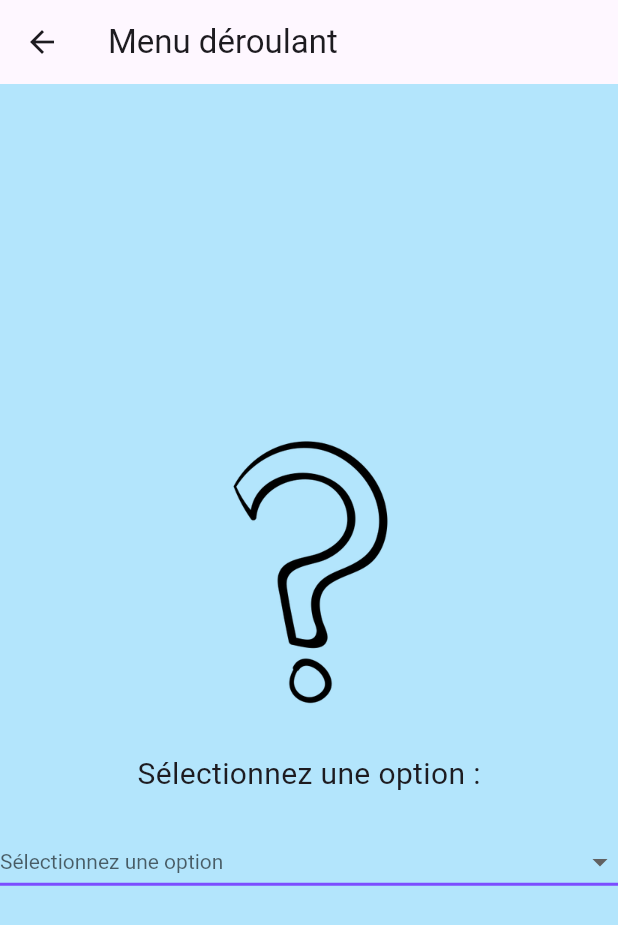
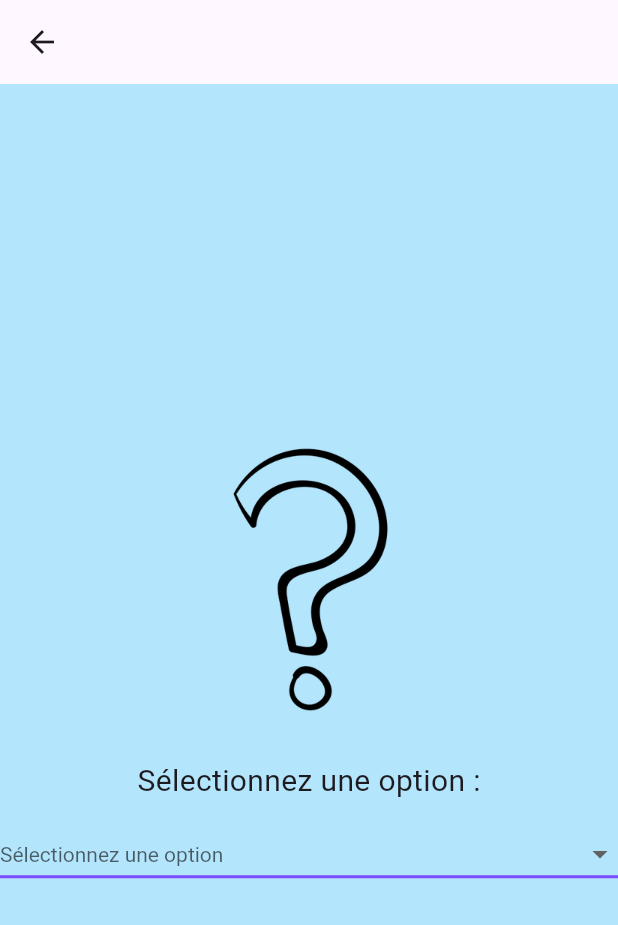
Before and after one commit to NadiaKlos/Flutter_Hear_me, a Flutter app: the MyDropdownPage screen opened directly, on a phone screen of 412 x 824 dp. Shown: the top 925 px of the screen. Run offline on Flutter 3.47's test engine with Material 3 defaults, Android fonts, the phone set to English and light mode, and no system bars; our stand-ins replace cloud_firestore, google_sign_in, speech_to_text; accounts and stored records are empty.

```diff
--- a/Application_Hearme/lib/pages/menu_deroulant.dart
+++ b/Application_Hearme/lib/pages/menu_deroulant.dart
@@ -1,11 +1,13 @@
 import 'package:flutter/material.dart';
+
+import 'speech_to_text.dart'; // Importer la classe de votre page de transcription audio
 
 class MyDropdownPage extends StatelessWidget {
   @override
   Widget build(BuildContext context) {
     return Scaffold(
       appBar: AppBar(
-        title: Text('Menu déroulant'),
+        title: Text(''),
       ),
       body: Container(
         decoration: BoxDecoration(
@@ -17,7 +19,7 @@ class MyDropdownPage extends StatelessWidget {
             SizedBox(
               height: 200, // Hauteur de l'image
               child: Image.asset(
-                'lib/assets/interrogation.png', // Remplacez 'assets/image.png' par le chemin de votre image
+                'lib/assets/interrogation.png',
                 fit: BoxFit.cover,
               ),
             ),
@@ -26,9 +28,9 @@ class MyDropdownPage extends StatelessWidget {
               'Sélectionnez une option :',
               style: TextStyle(fontSize: 20),
             ),
-            SizedBox(height: 20),
+            SizedBox(height: 10),
             DropdownButton<String>(
-              items: <String>['Transcription', 'Statistiques', 'Info']
+              items: <String>['📝Transcription', '📉Statistiques', 'ℹ️Info']
                   .map((String value) {
                 return DropdownMenuItem<String>(
                   value: value,
@@ -36,8 +38,13 @@ class MyDropdownPage extends StatelessWidget {
                 );
               }).toList(),
               onChanged: (String? newValue) {
-                // Ajoutez ici la logique pour gérer la sélection de l'option
-                print('Option sélectionnée : $newValue');
+                // Redirection vers la page de transcription si "Transcription" est sélectionné
+                if (newValue == '📝Transcription') {
+                  Navigator.push(
+                    context,
+                    MaterialPageRoute(builder: (context) => TranscriptionAudioPage()),
+                  );
+                }
               },
               hint: Text('Sélectionnez une option'),
               isExpanded: true,
```
